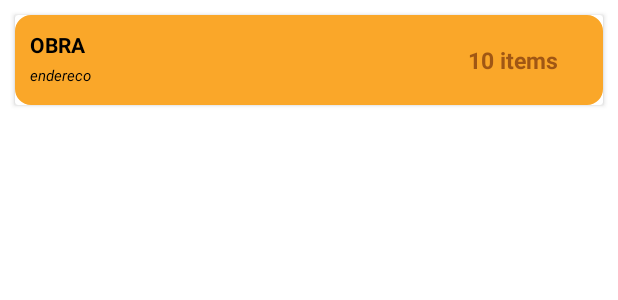
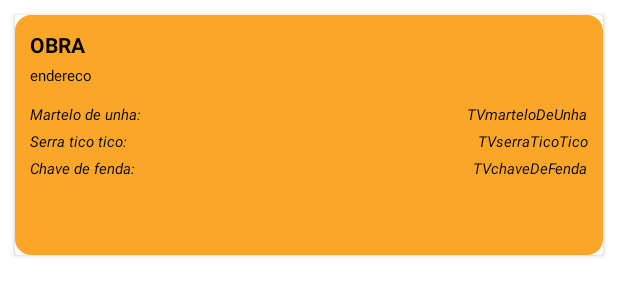
Before and after one commit to victor-malloni/Armamentarium, an Android app: the layout list_item.xml on its own in the app's theme, with its tools: preview values and no code run, on a phone screen of 412 x 824 dp. Shown: the top 300 px of the screen. Run offline under Robolectric (Android 15) with nearby library versions, the phone set to English and light mode, and no system bars.

Commit message:
feat: finished

```diff
--- a/app/src/main/java/br/com/tatudobom/armamentarium/NewConstructionsActivity.kt
+++ b/app/src/main/java/br/com/tatudobom/armamentarium/NewConstructionsActivity.kt
@@ -39,15 +39,18 @@ class NewConstructionsActivity : AppCompatActivity() {
         binding.btnCheck.setOnClickListener {
             val nomeObra = binding.ETConstName.text.toString()
             val endereco = binding.ETConstEndereco.text.toString()
+            val quantidadeChaveDeFenda = binding.ETQuantityChave.text.toString()
+            val quantidadeSerraTicoTico = binding.ETQuantitySerra.text.toString()
+            val quantidadeMarteloDeUnha = binding.ETQuantityMartelo.text.toString()
 
             if (nomeObra.isNotEmpty() || endereco.isNotEmpty()) {
                 if (isUpdateBoolean) {
                     obra = Obra(
-                        oldObra.id, nomeObra, endereco
+                        oldObra.id, nomeObra, endereco, quantidadeMarteloDeUnha, quantidadeSerraTicoTico, quantidadeChaveDeFenda
                     )
                 } else {
                     obra = Obra(
-                        null, nomeObra, endereco
+                        null, nomeObra, endereco, quantidadeMarteloDeUnha, quantidadeSerraTicoTico, quantidadeChaveDeFenda
                     )
                 }
 
--- a/app/src/main/java/br/com/tatudobom/armamentarium/RecyclerTestActivity.kt
+++ b/app/src/main/java/br/com/tatudobom/armamentarium/RecyclerTestActivity.kt
@@ -27,6 +27,7 @@ class RecyclerTestActivity : AppCompatActivity(), ObraAdapter.ObraClickListener
             if (result.resultCode == Activity.RESULT_OK){
                 val obra = result.data?.getSerializableExtra("obra") as? Obra
                 if (obra != null) {
+                    //viewModel.updateObra(obra)
                     //viewModel.updateObra(obra)
                 }
             }
@@ -85,7 +86,7 @@ class RecyclerTestActivity : AppCompatActivity(), ObraAdapter.ObraClickListener
 
         val intent = Intent(this@RecyclerTestActivity, ObraSingleActivity::class.java)
         intent.putExtra("currentObra", obra)
-        updateObra.launch(intent)
+        //updateObra.launch(intent)
 
 
     }
--- a/app/src/main/java/br/com/tatudobom/armamentarium/adapter/ObraAdapter.kt
+++ b/app/src/main/java/br/com/tatudobom/armamentarium/adapter/ObraAdapter.kt
@@ -66,7 +66,10 @@ class ObraAdapter(
         var obrasLayout = itemView.findViewById<CardView>(R.id.CVObjetoObra)
         var constName = itemView.findViewById<TextView>(R.id.TVObra)
         var constEndereco = itemView.findViewById<TextView>(R.id.TVEndereco)
-        var quantityTotal = itemView.findViewById<TextView>(R.id.TVItemQuantidade)
+        val quantidadeChaveDeFenda = itemView.findViewById<TextView>(R.id.TVchaveDeFendaQuantidade)
+        val quantidadeSerraTicoTico = itemView.findViewById<TextView>(R.id.TVserraTicoTicoQuantidade)
+        val quantidadeMarteloDeUnha = itemView.findViewById<TextView>(R.id.TVmarteloDeUnhaQuantidade)
+
     }
 
     private val ObraLista = ArrayList<Obra>()
@@ -83,6 +86,9 @@ class ObraAdapter(
         val currentObra = ObraLista[position]
         holder.constName.text = currentObra.nomeObra
         holder.constEndereco.text = currentObra.endereco
+        holder.quantidadeChaveDeFenda.text = currentObra.chaveDeFenda
+        holder.quantidadeSerraTicoTico.text = currentObra.serraTicoTico
+        holder.quantidadeMarteloDeUnha.text = currentObra.marteloDeUnha
         //holder.quantityTotal.text = currentObra.quantidadeFerramentas.toString()
 
         holder.obrasLayout.setOnClickListener {
--- a/app/src/main/java/br/com/tatudobom/armamentarium/model/Obra.kt
+++ b/app/src/main/java/br/com/tatudobom/armamentarium/model/Obra.kt
@@ -8,8 +8,7 @@ data class Obra(
     @PrimaryKey(autoGenerate = true)val id:Int?,
     @ColumnInfo (name = "nomeObra")val nomeObra: String?,
     @ColumnInfo (name = "endereco")val endereco: String?,
-   /* @ColumnInfo (name = "chaveDeFenda")val chaveDeFenda: Int?,
-    @ColumnInfo (name = "serraTicoTico")val serraTicoTico: Int?,
-    @ColumnInfo (name = "marteloDeUnha")val marteloDeUnha: Int?,
-    @ColumnInfo (name = "quantidadeFerramentas")val quantidadeFerramentas: Int=chaveDeFenda!!+serraTicoTico!!+marteloDeUnha!!*/
+    @ColumnInfo (name = "chaveDeFenda")val chaveDeFenda: String?,
+    @ColumnInfo (name = "serraTicoTico")val serraTicoTico: String?,
+    @ColumnInfo (name = "marteloDeUnha")val marteloDeUnha: String?
 ):java.io.Serializable
--- a/app/src/main/java/br/com/tatudobom/armamentarium/repositories/ObraDao.kt
+++ b/app/src/main/java/br/com/tatudobom/armamentarium/repositories/ObraDao.kt
@@ -20,4 +20,5 @@ interface ObraDao {
 
     /*@Query("UPDATE obrastable SET nomeObra = nomeObra, endereco = endereco WHERE id = id")
     suspend fun update(id : Int?, nomeObra : String?, endereco : String?)*/
+
 }
--- a/app/src/main/java/br/com/tatudobom/armamentarium/repositories/ObraDatabase.kt
+++ b/app/src/main/java/br/com/tatudobom/armamentarium/repositories/ObraDatabase.kt
@@ -7,7 +7,7 @@ import androidx.room.RoomDatabase
 import br.com.tatudobom.armamentarium.model.Obra
 import br.com.tatudobom.armamentarium.util.DATABASE_NAME
 
-@Database(entities = arrayOf(Obra::class), version = 3, exportSchema = false)
+@Database(entities = arrayOf(Obra::class), version = 4, exportSchema = false)
 abstract class ObraDatabase : RoomDatabase() {
     abstract fun getObraDao(): ObraDao
 
--- a/app/src/main/java/br/com/tatudobom/armamentarium/repositories/ObraRepository.kt
+++ b/app/src/main/java/br/com/tatudobom/armamentarium/repositories/ObraRepository.kt
@@ -19,4 +19,5 @@ class ObraRepository(private val obraDao: ObraDao) {
         obraDao.update(obra.id, obra.nomeObra, obra.endereco)
     }*/
 
+
 }
--- a/app/src/main/java/br/com/tatudobom/armamentarium/viewModel/ObraViewModel.kt
+++ b/app/src/main/java/br/com/tatudobom/armamentarium/viewModel/ObraViewModel.kt
@@ -27,6 +27,7 @@ class ObraViewModel(application: Application) : AndroidViewModel(application) {
     fun deleteObra(obra: Obra) = viewModelScope.launch(Dispatchers.IO) {
         repository.delete(obra)
     }
+
     /*fun updateObra(obra: Obra) = viewModelScope.launch(Dispatchers.IO) {
         repository.update(obra)
     }*/
--- a/app/src/main/res/layout/list_item.xml
+++ b/app/src/main/res/layout/list_item.xml
@@ -1,15 +1,15 @@
 <?xml version="1.0" encoding="utf-8"?>
 <androidx.cardview.widget.CardView xmlns:android="http://schemas.android.com/apk/res/android"
+    xmlns:app="http://schemas.android.com/apk/res-auto"
+    android:id="@+id/CVObjetoObra"
     android:layout_width="match_parent"
     android:layout_height="wrap_content"
-    xmlns:app="http://schemas.android.com/apk/res-auto"
-    android:elevation="12dp"
     android:layout_margin="10dp"
-    android:id="@+id/CVObjetoObra"
-    >
+    android:elevation="12dp">
+
     <androidx.constraintlayout.widget.ConstraintLayout
         android:layout_width="match_parent"
-        android:layout_height="60dp"
+        android:layout_height="160dp"
         android:background="@drawable/custom_imput"
         android:backgroundTint="@color/amarelo"
         app:layout_constraintStart_toStartOf="parent"
@@ -35,22 +35,88 @@
             android:text="endereco"
             android:textColor="@color/black"
             android:textSize="10dp"
-            android:textStyle="italic"
+            android:textStyle="normal"
             app:layout_constraintLeft_toLeftOf="@+id/TVObra"
             app:layout_constraintTop_toBottomOf="@+id/TVObra" />
 
         <TextView
-            android:id="@+id/TVItemQuantidade"
+            android:id="@+id/TVmarteloDeUnha"
             android:layout_width="wrap_content"
             android:layout_height="wrap_content"
-            android:layout_margin="30dp"
-            android:text="10 items"
-            android:textColor="@color/marrom"
-            android:textSize="15dp"
-            android:textStyle="bold"
-            app:layout_constraintBottom_toBottomOf="parent"
+            android:layout_marginTop="12dp"
+            android:text="Martelo de unha: "
+            android:textColor="@color/black"
+            android:textSize="10dp"
+            android:textStyle="italic"
+            app:layout_constraintLeft_toLeftOf="@+id/TVObra"
+            app:layout_constraintTop_toBottomOf="@+id/TVEndereco" />
+
+        <TextView
+            android:id="@+id/TVserraTicoTico"
+            android:layout_width="wrap_content"
+            android:layout_height="wrap_content"
+            android:layout_marginTop="4dp"
+            android:text="Serra tico tico: "
+            android:textColor="@color/black"
+            android:textSize="10dp"
+            android:textStyle="italic"
+            app:layout_constraintLeft_toLeftOf="@+id/TVObra"
+            app:layout_constraintTop_toBottomOf="@+id/TVmarteloDeUnha" />
+
+        <TextView
+            android:id="@+id/TVchaveDeFenda"
+            android:layout_width="wrap_content"
+            android:layout_height="wrap_content"
+            android:layout_marginTop="4dp"
+            android:text="Chave de fenda: "
+            android:textColor="@color/black"
+            android:textSize="10dp"
+            android:textStyle="italic"
+            app:layout_constraintLeft_toLeftOf="@+id/TVObra"
+            app:layout_constraintTop_toBottomOf="@+id/TVserraTicoTico" />
+
+
+        <TextView
+            android:id="@+id/TVmarteloDeUnhaQuantidade"
+            android:layout_width="wrap_content"
+            android:layout_height="wrap_content"
+            android:layout_marginTop="12dp"
+            android:layout_marginEnd="10dp"
+            android:text="TVmarteloDeUnha"
+            android:textColor="@color/black"
+            android:textSize="10dp"
+            android:textStyle="italic"
             app:layout_constraintRight_toRightOf="parent"
-            app:layout_constraintTop_toTopOf="parent" />
+            app:layout_constraintTop_toBottomOf="@+id/TVEndereco" />
+
+        <TextView
+            android:id="@+id/TVserraTicoTicoQuantidade"
+            android:layout_width="wrap_content"
+            android:layout_height="wrap_content"
+            android:layout_marginTop="4dp"
+            android:layout_marginEnd="10dp"
+            android:text="TVserraTicoTico"
+            android:textColor="@color/black"
+            android:textSize="10dp"
+            android:textStyle="italic"
+            app:layout_constraintRight_toRightOf="parent"
+            app:layout_constraintTop_toBottomOf="@+id/TVmarteloDeUnhaQuantidade" />
+
+        <TextView
+            android:id="@+id/TVchaveDeFendaQuantidade"
+            android:layout_width="wrap_content"
+            android:layout_height="wrap_content"
+            android:layout_marginTop="4dp"
+            android:layout_marginEnd="10dp"
+            android:text="TVchaveDeFenda"
+            android:textColor="@color/black"
+            android:textSize="10dp"
+            android:textStyle="italic"
+            app:layout_constraintRight_toRightOf="parent"
+            app:layout_constraintTop_toBottomOf="@+id/TVserraTicoTicoQuantidade" />
+
+
+
 
     </androidx.constraintlayout.widget.ConstraintLayout>
 
```
